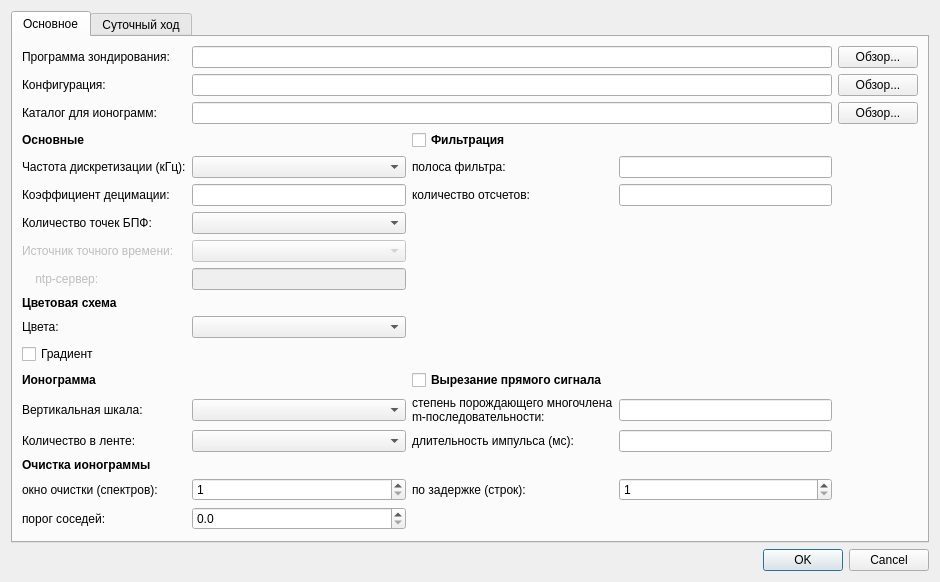
Before: the Qt Designer form src/parametersdialog.ui in nikita-konkin/ionozond, drawn with Qt 5.
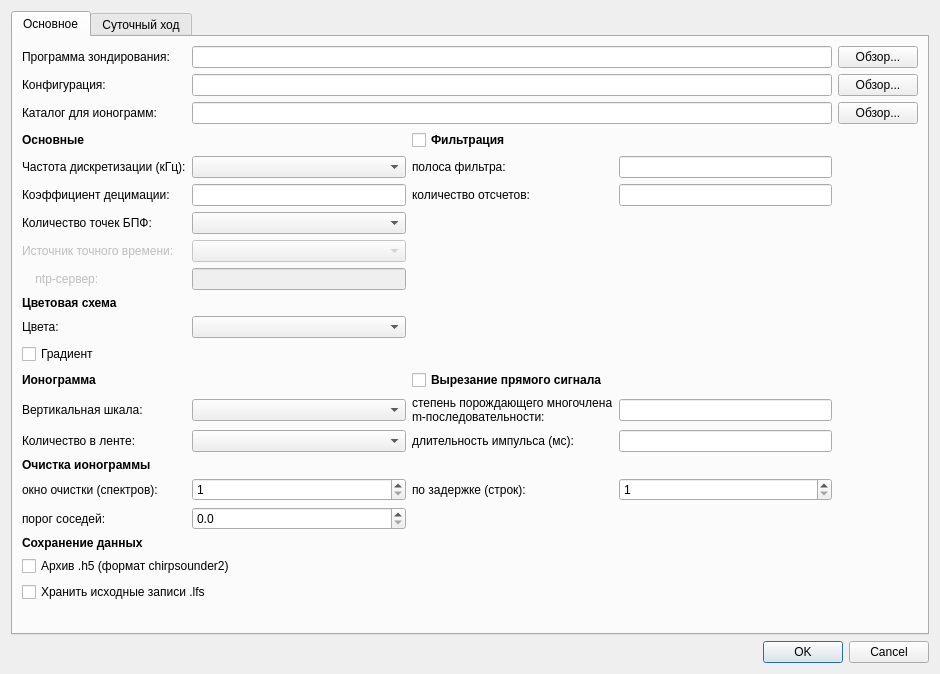
After: the same form once the commit is applied. Icons and pictures are not drawn. Custom widgets are drawn as their Qt base class.

Commit message: Make the .h5 archive the default and the .lfs capture optional

```diff
--- a/src/parametersdialog.ui
+++ b/src/parametersdialog.ui
@@ -134,7 +134,28 @@
         <property name="styleSheet"><string notr="true">color: #808080;</string></property>
         <property name="text"><string/></property></widget></item>
 
-       <item row="18" column="0" colspan="5">
+       <item row="18" column="0"><widget class="QLabel" name="lblFormats">
+        <property name="text"><string>&lt;b&gt;Сохранение данных&lt;/b&gt;</string></property></widget></item>
+
+       <item row="19" column="0" colspan="5"><widget class="QCheckBox" name="chbH5Archive">
+        <property name="text"><string>Архив .h5 (формат chirpsounder2)</string></property>
+        <property name="toolTip"><string>Около 1,3 МБ на зондирование: спектрограмма 0-8000 км,
+пригодная для повторной обработки и читаемая ionograms-handler
+без преобразований.</string></property></widget></item>
+
+       <item row="20" column="0" colspan="5"><widget class="QCheckBox" name="chbKeepLfs">
+        <property name="text"><string>Хранить исходные записи .lfs</string></property>
+        <property name="toolTip"><string>80 МБ на зондирование, 23 ГБ в сутки при периоде 300 с.
+Без галочки запись удаляется сразу после того, как архив .h5
+записан и проверен на чтение. Только по .lfs можно пересчитать
+ионограмму с другим числом точек БПФ.</string></property></widget></item>
+
+       <item row="21" column="0" colspan="5"><widget class="QLabel" name="lblFormatsHint">
+        <property name="styleSheet"><string notr="true">color: #808080;</string></property>
+        <property name="text"><string/></property>
+        <property name="wordWrap"><bool>true</bool></property></widget></item>
+
+       <item row="22" column="0" colspan="5">
         <spacer name="vspBase">
          <property name="orientation"><enum>Qt::Vertical</enum></property>
          <property name="sizeHint" stdset="0"><size><width>20</width><height>10</height></size></property>
```
The commit also changes 8 other files.
